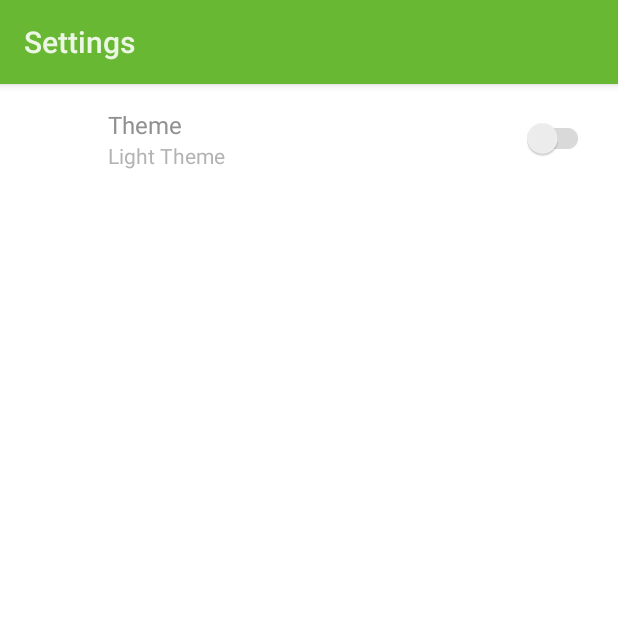
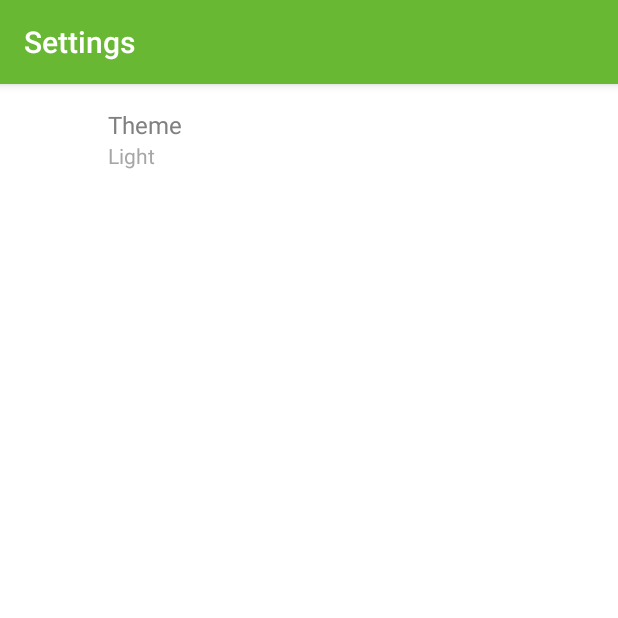
Before and after one commit to onlinemo90/zooverse, an Android app: the SettingsActivity screen opened directly, with no data from a screen before it, on a phone screen of 412 x 824 dp, the top half of it. Run offline under Robolectric (Android 15) with nearby library versions, the phone set to English and light mode, and no system bars; our stand-ins replace androidx.preference.

Commit message:
Added support for multiple themes. This required the following changes:  - new arrays.xml file  - new attr.xml file  - overhauled styles.xml file  - removed the values-night/colors.xml file and added dark theme colours to the single colors.xml file  - added methods to MainApplication to deal with additional themes  - new AbstractBaseActivity abstract base class we must use for all our activities so they are compatible with themes
Fixed issue with setting CardView colours via TicketListAdapter. Related change:
 - Added method on MainApplication to get Theme-related colours

```diff
--- a/app/src/main/AndroidManifest.xml
+++ b/app/src/main/AndroidManifest.xml
@@ -12,7 +12,7 @@
 		android:label="@string/app_name"
 		android:roundIcon="@mipmap/ic_launcher_round"
 		android:supportsRtl="true"
-		android:theme="@style/AppTheme">
+		android:theme="@style/AppTheme.Light">
 		<activity
 			android:name=".activities.SettingsActivity"
 			android:label="@string/title_activity_settings"
--- /dev/null
+++ b/app/src/main/java/com/zooverse/activities/AbstractBaseActivity.java
@@ -0,0 +1,26 @@
+package com.zooverse.activities;
+
+import android.os.Bundle;
+
+import androidx.appcompat.app.AppCompatActivity;
+
+import com.zooverse.MainApplication;
+
+public abstract class AbstractBaseActivity extends AppCompatActivity {
+	private int themeResourceId;
+
+	@Override
+	protected void onCreate(Bundle savedInstanceState) {
+		this.themeResourceId = MainApplication.getThemeResourceId();
+		setTheme(this.themeResourceId);
+		super.onCreate(savedInstanceState);
+	}
+
+	@Override
+	public void onResume() {
+		super.onResume();
+		if (themeResourceId != MainApplication.getThemeResourceId()) {
+			recreate();
+		}
+	}
+}
--- a/app/src/main/java/com/zooverse/activities/AbstractQRCodeReaderActivity.java
+++ b/app/src/main/java/com/zooverse/activities/AbstractQRCodeReaderActivity.java
@@ -13,7 +13,6 @@ import android.widget.Toast;
 
 import androidx.annotation.NonNull;
 import androidx.annotation.RequiresApi;
-import androidx.appcompat.app.AppCompatActivity;
 import androidx.core.app.ActivityCompat;
 
 import com.zooverse.MainApplication;
@@ -25,7 +24,7 @@ import com.google.android.gms.vision.barcode.BarcodeDetector;
 
 import java.io.IOException;
 
-public abstract class AbstractQRCodeReaderActivity extends AppCompatActivity implements ActivityCompat.OnRequestPermissionsResultCallback {
+public abstract class AbstractQRCodeReaderActivity extends AbstractBaseActivity implements ActivityCompat.OnRequestPermissionsResultCallback {
 	private String lastQRCodeDetection = null;
 	private String newQRCodeDetection = null;
 
--- a/app/src/main/java/com/zooverse/activities/SettingsActivity.java
+++ b/app/src/main/java/com/zooverse/activities/SettingsActivity.java
@@ -4,13 +4,12 @@ package com.zooverse.activities;
 import android.content.SharedPreferences;
 import android.os.Bundle;
 
-import androidx.appcompat.app.AppCompatActivity;
 import androidx.preference.PreferenceFragmentCompat;
 
 import com.zooverse.MainApplication;
 import com.zooverse.R;
 
-public class SettingsActivity extends AppCompatActivity {
+public class SettingsActivity extends AbstractBaseActivity {
 	@Override
 	protected void onCreate(Bundle savedInstanceState) {
 		super.onCreate(savedInstanceState);
@@ -30,7 +29,8 @@ public class SettingsActivity extends AppCompatActivity {
 			this.setPreferencesFromResource(R.xml.root_preferences, rootKey);
 			preferenceChangeListener = (sharedPreferences, key) -> {
 				if (MainApplication.getContext().getResources().getString(R.string.theme_pref_key).equals(key)) {
-					MainApplication.initTheme();
+					MainApplication.updateTheme();
+					requireActivity().recreate();
 				}
 			};
 		}
--- a/app/src/main/java/com/zooverse/utils/SpeciesSearchAdapter.java
+++ b/app/src/main/java/com/zooverse/activities/adapters/SpeciesSearchAdapter.java
@@ -1,4 +1,4 @@
-package com.zooverse.utils;
+package com.zooverse.activities.adapters;
 
 import android.view.LayoutInflater;
 import android.view.View;
--- a/app/src/main/res/values-night/colors.xml
+++ /dev/null
@@ -1,7 +0,0 @@
-<?xml version="1.0" encoding="utf-8"?>
-<resources>
-	<color name="colorPrimary">@color/colorPrimary_night</color>
-	<color name="colorPrimaryDark">@color/colorPrimaryDark_night</color>
-	<color name="colorForeground">@color/colorForeground_night</color>
-	<color name="colorBackground">@color/colorBackground_night</color>
-</resources>
--- /dev/null
+++ b/app/src/main/res/values/array.xml
@@ -0,0 +1,15 @@
+<?xml version="1.0" encoding="utf-8"?>
+<resources>
+	<string-array name="Themes">
+		<item>@string/theme_light</item>
+		<item>@string/theme_dark</item>
+		<item>@string/theme_madness</item>
+	</string-array>
+
+	<string-array name="Theme_values"> <!-- order must match Themes array -->
+		<item>@style/AppTheme.Light</item>
+		<item>@style/AppTheme.Dark</item>
+		<item>@style/AppTheme.Madness</item>
+	</string-array>
+
+</resources>
--- a/app/src/main/res/values/colors.xml
+++ b/app/src/main/res/values/colors.xml
@@ -1,12 +1,14 @@
 <?xml version="1.0" encoding="utf-8"?>
 <resources>
+	<!-- Light Theme -->
 	<color name="colorPrimary">#69B834</color>
 	<color name="colorPrimaryDark">#528F29</color>
 	<color name="colorForeground">#808080</color>
 	<color name="colorBackground">#FFFFFF</color>
 
-	<color name="colorPrimary_night">#528F29</color>
-	<color name="colorPrimaryDark_night">#497f26</color>
-	<color name="colorForeground_night">#808080</color>
-	<color name="colorBackground_night">#262626</color>
+	<!-- Dark Theme -->
+	<color name="colorPrimary_dark">#528F29</color>
+	<color name="colorPrimaryDark_dark">#497f26</color>
+	<color name="colorForeground_dark">#808080</color>
+	<color name="colorBackground_dark">#262626</color>
 </resources>
--- a/app/src/main/res/values/strings.xml
+++ b/app/src/main/res/values/strings.xml
@@ -1,4 +1,4 @@
-<resources>
+<resources xmlns:tools="http://schemas.android.com/tools">
 	<string name="app_name">ZooVerse</string>
 	<string name="zoo_id">ZSL</string>
 	<string name="encryption_key">k3byWoG3plPow3FuvZ5p1IWlZv1g3uob</string>
@@ -33,9 +33,13 @@
 
 	<!-- Settings Activity -->
 	<string name="title_activity_settings">Settings</string>
+	<string name="theme_title">Theme</string>
+	<string name="theme_dialog">Choose your Theme</string>
+	<string name="theme_light">Light</string>
+	<string name="theme_dark">Dark</string>
+	<string name="theme_madness">Madness</string>
+
 	<string name="theme_pref_key">theme_pref_key</string>
-	<string name="theme_title">Theme</string>
-	<string name="theme_summary_off">Light Theme</string>
-	<string name="theme_summary_on">Dark Theme</string>
+	<string name="theme_default">@string/theme_light</string>
 
 </resources>
--- a/app/src/main/res/values/styles.xml
+++ b/app/src/main/res/values/styles.xml
@@ -1,28 +1,51 @@
 <resources>
+	<!-- Base Theme -->
+	<style name="AppTheme" parent="Theme.AppCompat">
+		<item name="colorPrimary">?attr/themeColorPrimary</item>
+		<item name="colorPrimaryDark">?attr/themeColorPrimaryDark</item>
+		<item name="colorAccent">?attr/themeColorPrimary</item>
 
-	<style name="AppTheme" parent="Theme.AppCompat.Light.DarkActionBar">
-		<item name="colorPrimary">@color/colorPrimary</item>
-		<item name="colorPrimaryDark">@color/colorPrimaryDark</item>
-		<item name="colorAccent">@color/colorPrimary</item>
+		<item name="android:colorForeground">?attr/themeColorForeground</item>
+		<item name="android:colorBackground">?attr/themeColorBackground</item>
 
-		<item name="android:colorForeground">@color/colorForeground</item>
-		<item name="android:colorBackground">@color/colorBackground</item>
-
-		<item name="android:textColor">@color/colorForeground</item>
-		<item name="android:textColorHint">@color/colorForeground</item>
-		<item name="android:colorButtonNormal">@color/colorPrimary</item>
+		<item name="android:textColor">?attr/themeColorForeground</item>
+		<item name="android:textColorHint">?attr/themeColorForeground</item>
+		<item name="android:colorButtonNormal">?attr/themeColorPrimary</item>
 
 		<item name="actionBarTheme">@style/AppTheme.AppBar</item>
 		<item name="android:buttonStyle">@style/AppTheme.Button</item>
 	</style>
 
 	<style name="AppTheme.AppBar" parent="@style/Widget.AppCompat.ActionBar">
-		<item name="android:colorForeground">@color/colorBackground</item>
+		<item name="android:colorForeground">?attr/themeColorBackground</item>
 	</style>
 
 	<style name="AppTheme.Button" parent="@style/Widget.AppCompat.Button">
-		<item name="android:textColor">@color/colorBackground</item>
-		<item name="background">@color/colorPrimary</item>
+		<item name="android:textColor">?attr/themeColorBackground</item>
+		<item name="background">?attr/themeColorPrimary</item>
 	</style>
 
+	<!-- Light Theme -->
+	<style name="AppTheme.Light" parent="AppTheme">
+		<item name="themeColorPrimary">@color/colorPrimary</item>
+		<item name="themeColorPrimaryDark">@color/colorPrimaryDark</item>
+		<item name="themeColorBackground">@color/colorBackground</item>
+		<item name="themeColorForeground">@color/colorForeground</item>
+	</style>
+
+	<!-- Dark Theme -->
+	<style name="AppTheme.Dark" parent="AppTheme">
+		<item name="themeColorPrimary">@color/colorPrimary_dark</item>
+		<item name="themeColorPrimaryDark">@color/colorPrimaryDark_dark</item>
+		<item name="themeColorBackground">@color/colorBackground_dark</item>
+		<item name="themeColorForeground">@color/colorForeground_dark</item>
+	</style>
+
+	<!-- Madness Theme -->
+	<style name="AppTheme.Madness" parent="AppTheme">
+		<item name="themeColorPrimary">#F65932</item>
+		<item name="themeColorPrimaryDark">#D5F8A9</item>
+		<item name="themeColorBackground">#B7BAF3</item>
+		<item name="themeColorForeground">#EE69A7</item>
+	</style>
 </resources>
--- a/app/src/main/res/xml/root_preferences.xml
+++ b/app/src/main/res/xml/root_preferences.xml
@@ -1,9 +1,13 @@
 <PreferenceScreen xmlns:app="http://schemas.android.com/apk/res-auto">
 
-	<SwitchPreferenceCompat
+	<ListPreference
 		app:key="@string/theme_pref_key"
-		app:summaryOff="@string/theme_summary_off"
-		app:summaryOn="@string/theme_summary_on"
-		app:title="@string/theme_title" />
+		app:title="@string/theme_title"
+		app:entries="@array/Themes"
+		app:entryValues="@array/Themes"
+		app:dialogTitle="@string/theme_dialog"
+		app:useSimpleSummaryProvider="true"
+		app:defaultValue="@string/theme_default"
+		/>
 
 </PreferenceScreen>
```
Also changed, not shown: app/src/main/java/com/zooverse/MainApplication.java (+30 -10 lines), app/src/main/java/com/zooverse/activities/MainActivity.java (+15 -18 lines), app/src/main/java/com/zooverse/activities/ScanTicketActivity.java (+4 -9 lines), app/src/main/java/com/zooverse/activities/SpeciesSearchActivity.java (+8 -7 lines), app/src/main/java/com/zooverse/activities/ZooMenuActivity.java (+4 -6 lines), app/src/main/java/com/zooverse/activities/adapters/TicketListAdapter.java (renamed from app/src/main/java/com/zooverse/utils/TicketListAdapter.java, +8 -17 lines), app/src/main/java/com/zooverse/model/Ticket.java (+7 -3 lines), app/src/main/res/values/attrs.xml (added, +7 -0 lines), gradle/wrapper/gradle-wrapper.properties.
